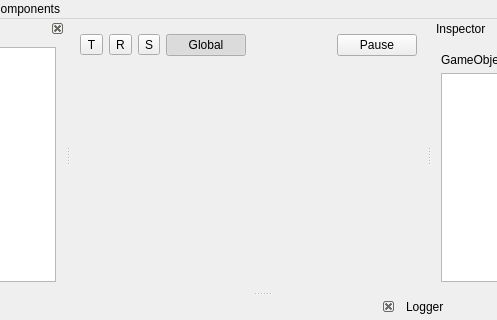
Bang3DEngine/OldBang, file res/WindowMain.ui: the form before one commit; both pictures show x 209 to 706 and y 0 to 320 of the 941 by 594 pixel window.
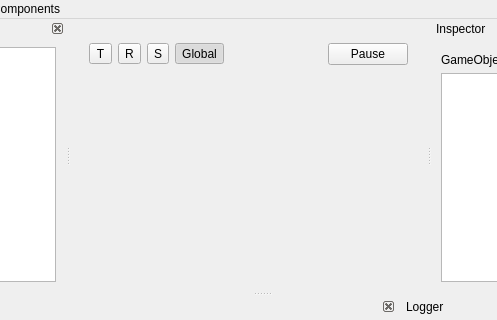
The form after the commit. Icons and pictures are not drawn. Custom widgets are drawn as their Qt base class.

Commit message: Created toolbar. Started tool buttons to Translate, Rotate and Scale

What changed in the file:
```diff
--- a/res/WindowMain.ui
+++ b/res/WindowMain.ui
@@ -30,12 +30,30 @@
        <widget class="WindowEventManager" name="windowEventManager" native="true"/>
       </item>
       <item>
+       <widget class="Toolbar" name="widgetToolbar" native="true">
+        <layout class="QHBoxLayout" name="horizontalLayout_2">
+         <item>
        <layout class="QHBoxLayout" name="horizontalLayout">
         <item>
          <widget class="QToolButton" name="buttonTranslateMode">
           <property name="text">
            <string>T</string>
           </property>
+             <property name="checkable">
+              <bool>true</bool>
+             </property>
+             <property name="popupMode">
+              <enum>QToolButton::DelayedPopup</enum>
+             </property>
+             <property name="toolButtonStyle">
+              <enum>Qt::ToolButtonIconOnly</enum>
+             </property>
+             <property name="autoRaise">
+              <bool>false</bool>
+             </property>
+             <property name="arrowType">
+              <enum>Qt::NoArrow</enum>
+             </property>
          </widget>
         </item>
         <item>
@@ -43,6 +61,9 @@
           <property name="text">
            <string>R</string>
           </property>
+             <property name="checkable">
+              <bool>true</bool>
+             </property>
          </widget>
         </item>
         <item>
@@ -50,10 +71,13 @@
           <property name="text">
            <string>S</string>
           </property>
+             <property name="checkable">
+              <bool>true</bool>
+             </property>
          </widget>
         </item>
         <item>
-         <widget class="QPushButton" name="buttonGlobalCoords">
+            <widget class="QToolButton" name="buttonGlobalCoords">
           <property name="text">
            <string>Global</string>
           </property>
@@ -97,6 +121,9 @@
         </item>
        </layout>
       </item>
+        </layout>
+       </widget>
+      </item>
       <item>
        <widget class="Canvas" name="canvas" native="true">
         <property name="enabled">
@@ -695,6 +722,12 @@
    <extends>QTreeView</extends>
    <header>ExplorerDirTree.h</header>
   </customwidget>
+  <customwidget>
+   <class>Toolbar</class>
+   <extends>QWidget</extends>
+   <header>Toolbar.h</header>
+   <container>1</container>
+  </customwidget>
  </customwidgets>
  <resources/>
  <connections>
```
Left out of the diff: 16 changed lines with no effect on the pictures. Lines whose indentation alone changed are shown as unchanged. The commit also changes 20 other files.
